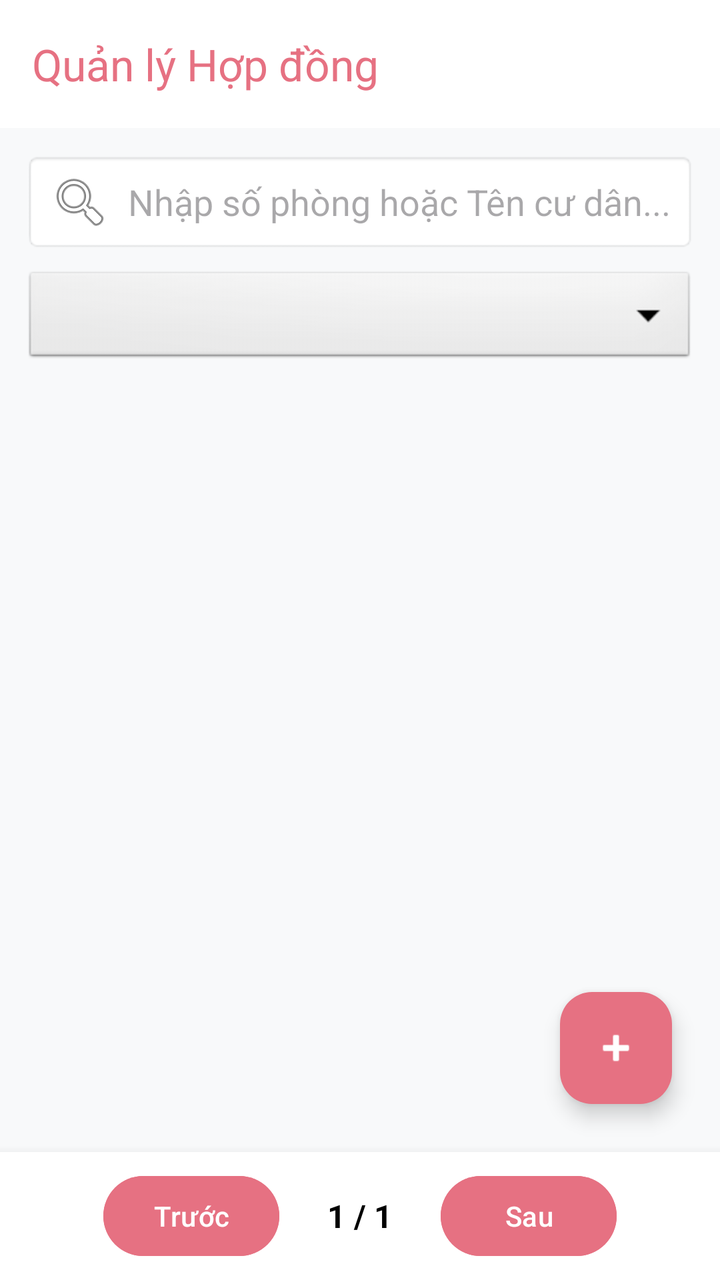
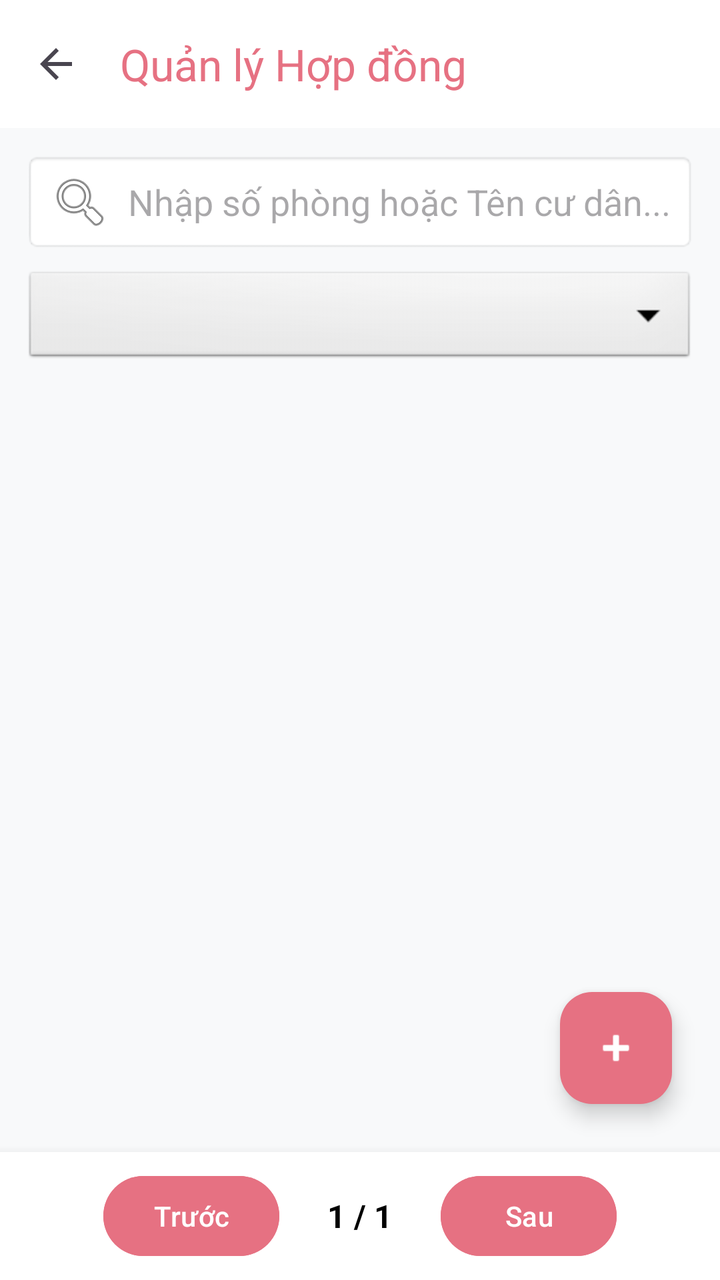

Compare the two renders of this Android layout. The source of the first and the diff that turns it into the second are given below.
<!-- AndroidManifest.xml: application theme Theme.Apt -->
<!-- res/layout/fragment_manage_contract.xml -->
<?xml version="1.0" encoding="utf-8"?>
<RelativeLayout xmlns:android="http://schemas.android.com/apk/res/android"
    xmlns:app="http://schemas.android.com/apk/res-auto"
    android:layout_width="match_parent"
    android:layout_height="match_parent"
    android:background="#F8F9FA">

    <androidx.appcompat.widget.Toolbar
        android:id="@+id/toolbar_manage_contract"
        android:layout_width="match_parent"
        android:layout_height="?attr/actionBarSize"
        android:background="@color/white"
        android:elevation="4dp"
        app:title="Quản lý Hợp đồng"
        app:titleTextColor="@color/primary" />
    <EditText
    android:id="@+id/edt_search_contract"
    android:layout_width="match_parent"
    android:layout_height="50dp"
    android:layout_below="@id/toolbar_manage_contract"
    android:layout_marginStart="12dp"
    android:layout_marginEnd="12dp"
    android:layout_marginTop="12dp"
    android:background="@android:drawable/editbox_background"
    android:drawableStart="@android:drawable/ic_menu_search"
    android:drawablePadding="8dp"
    android:hint="Nhập số phòng hoặc Tên cư dân..."
    android:padding="12dp"
    android:maxLines="1"
    android:singleLine="true" />

    <Spinner
        android:id="@+id/spinner_filter_contract"
        android:layout_width="match_parent"
        android:layout_height="50dp"
        android:layout_below="@id/edt_search_contract"
        android:layout_marginStart="12dp"
        android:layout_marginEnd="12dp"
        android:layout_marginTop="8dp"
        android:layout_marginBottom="8dp"
        android:background="@android:drawable/btn_dropdown"
        android:padding="8dp" />

    <LinearLayout
        android:id="@+id/layout_pagination_contract"
        android:layout_width="match_parent"
        android:layout_height="wrap_content"
        android:layout_alignParentBottom="true"
        android:background="@color/white"
        android:elevation="8dp"
        android:gravity="center"
        android:orientation="horizontal"
        android:padding="8dp">

        <Button
            android:id="@+id/btn_prev_page_contract"
            android:layout_width="wrap_content"
            android:layout_height="wrap_content"
            android:text="Trước"
            android:backgroundTint="@color/primary"/>

        <TextView
            android:id="@+id/tv_page_info_contract"
            android:layout_width="wrap_content"
            android:layout_height="wrap_content"
            android:layout_marginEnd="24dp"
            android:layout_marginStart="24dp"
            android:text="1 / 1"
            android:textColor="@color/black"
            android:textSize="16sp"
            android:textStyle="bold" />

        <Button
            android:id="@+id/btn_next_page_contract"
            android:layout_width="wrap_content"
            android:layout_height="wrap_content"
            android:text="Sau"
            android:backgroundTint="@color/primary"/>
    </LinearLayout>

    <androidx.recyclerview.widget.RecyclerView
        android:id="@+id/rv_contracts"
        android:layout_width="match_parent"
        android:layout_height="match_parent"
        android:layout_below="@id/spinner_filter_contract"
        android:layout_above="@id/layout_pagination_contract"
        android:padding="8dp"
        android:clipToPadding="false" />

    <com.google.android.material.floatingactionbutton.FloatingActionButton
        android:id="@+id/fab_add_contract"
        android:layout_width="wrap_content"
        android:layout_height="wrap_content"
        android:layout_alignParentEnd="true"
        android:layout_above="@+id/layout_pagination_contract"
        android:layout_margin="24dp"
        android:src="@android:drawable/ic_input_add"
        app:backgroundTint="@color/primary"
        app:tint="@color/white" />

</RelativeLayout>
<!-- resources referenced by this layout -->
<resources>
  <color name="black">#FF000000</color>
  <color name="primary">#E67182</color>
  <color name="white">#FFFFFFFF</color>
  <style name="Theme.Apt" parent="Base.Theme.Apt" />
  <style name="Base.Theme.Apt" parent="Theme.Material3.DayNight.NoActionBar">
          
          
      </style>
</resources>

<!-- the commit's change to res/layout/fragment_manage_contract.xml (unified diff, before → after) -->
@@ -11,6 +11,7 @@
         android:layout_height="?attr/actionBarSize"
         android:background="@color/white"
         android:elevation="4dp"
+        app:navigationIcon="?attr/homeAsUpIndicator"
         app:title="Quản lý Hợp đồng"
         app:titleTextColor="@color/primary" />
     <EditText
